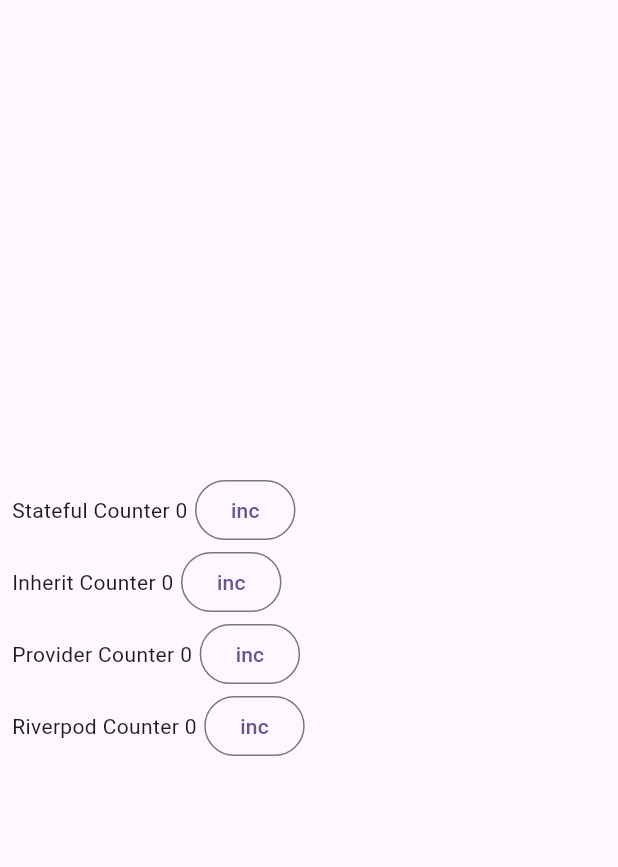
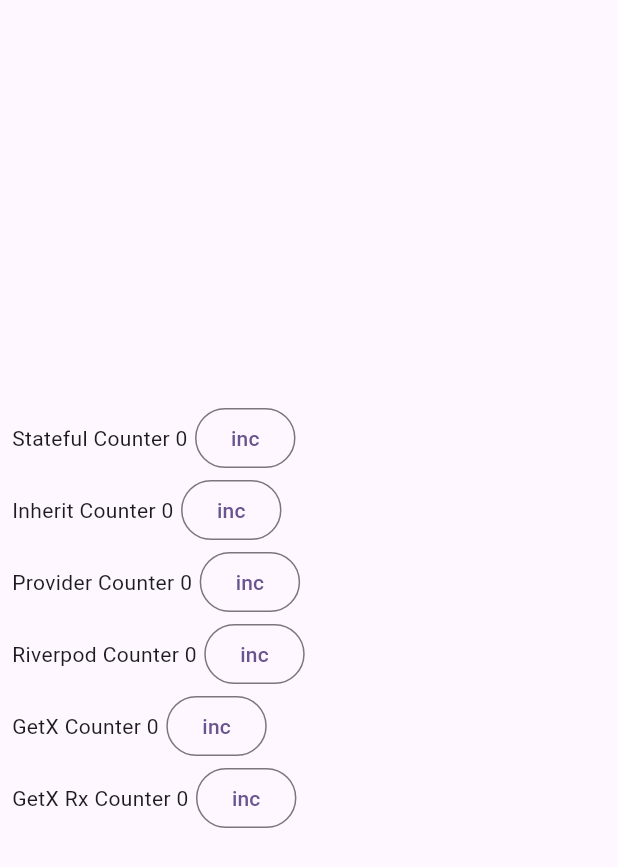
Before and after one commit to Rustemik/state_management, a Flutter app: the screen it shows after launch, on a phone screen of 412 x 824 dp. Shown: the top 867 px of the screen. Run offline on Flutter 3.47's test engine with Material 3 defaults, Android fonts, the phone set to English and light mode, and no system bars; our stand-ins replace flutter_riverpod, get.

Commit message:
+ State Management p2 (GetX counter, GetX Rx counter)

```diff
--- /dev/null
+++ b/lib/counter_getx.dart
@@ -0,0 +1,27 @@
+import 'package:flutter/material.dart';
+import 'package:get/get.dart';
+import 'package:state_management/models/counter_controller.dart';
+
+class CounterGetx extends StatelessWidget {
+  final controller = Get.put(CounterController());
+
+  CounterGetx({super.key});
+
+  @override
+  Widget build(BuildContext context) {
+    return Row(
+      children: [
+        GetBuilder<CounterController>(
+          builder: (controller) => Text('GetX Counter ${controller.count}'),
+        ),
+        SizedBox(width: 5),
+        OutlinedButton(
+          child: Text('inc'),
+          onPressed: () {
+            controller.inc();
+          },
+        ),
+      ],
+    );
+  }
+}
--- /dev/null
+++ b/lib/counter_getx_rx.dart
@@ -0,0 +1,25 @@
+import 'package:flutter/material.dart';
+import 'package:get/get.dart';
+import 'package:state_management/models/counter_controller.dart';
+
+class CounterGetxRx extends StatelessWidget {
+  final controller = Get.put(CounterController());
+
+  CounterGetxRx({super.key});
+
+  @override
+  Widget build(BuildContext context) {
+    return Row(
+      children: [
+        Obx(() => Text('GetX Rx Counter ${controller.countRx}')),
+        SizedBox(width: 5),
+        OutlinedButton(
+          child: Text('inc'),
+          onPressed: () {
+            controller.incRx();
+          },
+        ),
+      ],
+    );
+  }
+}
--- a/lib/counter_page.dart
+++ b/lib/counter_page.dart
@@ -1,5 +1,7 @@
 import 'package:flutter/material.dart';
 import 'package:provider/provider.dart';
+import 'package:state_management/counter_getx.dart';
+import 'package:state_management/counter_getx_rx.dart';
 import 'package:state_management/counter_riverpod.dart';
 import 'package:state_management/models/counter_model.dart';
 import 'package:state_management/counter_provider.dart';
@@ -25,6 +27,8 @@ class CounterPage extends StatelessWidget {
               InheritedCounterImp(),
               ProviderCounter(),
               RiverpodCounter(),
+              CounterGetx(),
+              CounterGetxRx(),
             ],
           ),
         ),
--- a/lib/main.dart
+++ b/lib/main.dart
@@ -1,6 +1,4 @@
 import 'package:flutter/material.dart';
-import 'package:provider/provider.dart';
-import 'package:state_management/models/counter_model.dart';
 import 'package:state_management/counter_page.dart';
 import 'package:flutter_riverpod/flutter_riverpod.dart';
 
--- /dev/null
+++ b/lib/models/counter_controller.dart
@@ -0,0 +1,16 @@
+import 'package:get/get.dart';
+
+class CounterController extends GetxController {
+  RxInt countRx = 0.obs;
+
+  int count = 0;
+
+  void inc() {
+    count++;
+    update();
+  }
+
+  void incRx() {
+    countRx++;
+  }
+}
--- a/pubspec.yaml
+++ b/pubspec.yaml
@@ -37,6 +37,7 @@ dependencies:
   cupertino_icons: ^1.0.8
   provider: ^6.1.4
   flutter_riverpod: ^2.6.1
+  get: ^4.7.2
 
 dev_dependencies:
   flutter_test:
```
Also changed, not shown: pubspec.lock.
